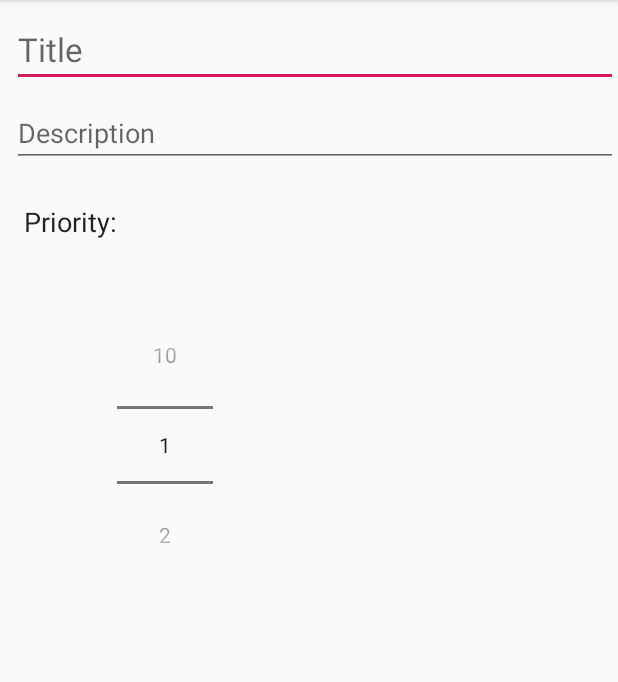
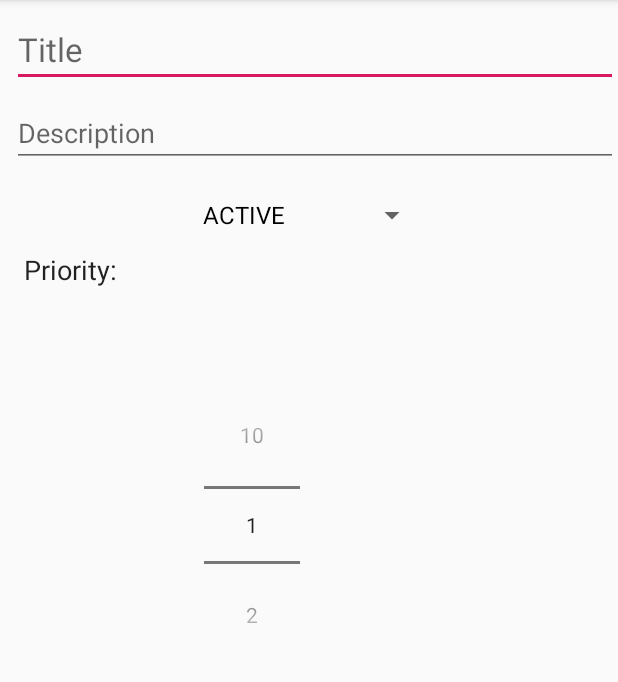
Before and after one commit to yair-go/NoteApp, an Android app: the screen it shows after launch (AddEditNoteActivity), after a tap on an icon or button, on a phone screen of 412 x 824 dp, the part 84-766 px from its top. Run offline under Robolectric (Android 15) with nearby library versions, the phone set to English and light mode, and no system bars; our stand-ins replace Firebase (no records; nobody signed in at launch, a user with empty details on screens opened directly), Room's generated code.

Commit message:
note status, how to work with enum

```diff
--- /dev/null
+++ b/app/src/main/java/com/yair/noteapp/Entity/Converters.java
@@ -0,0 +1,24 @@
+package com.yair.noteapp.Entity;
+
+import androidx.room.TypeConverter;
+
+/**
+ * Created by Yair on 01/01/2020.
+ */
+public class Converters {
+    @TypeConverter
+    public static Status getStatus(Integer numeral){
+        for(Status ds : Status.values()){
+            if(ds.ordinal() == numeral){
+                return ds;
+            }
+        }
+        return null;
+    }
+
+    @TypeConverter
+    public static int integerToStatus(Status status) {
+        return status.ordinal();
+    }
+
+}
--- a/app/src/main/java/com/yair/noteapp/Entity/Note.java
+++ b/app/src/main/java/com/yair/noteapp/Entity/Note.java
@@ -5,6 +5,7 @@ package com.yair.noteapp.Entity;
  */
 
 import androidx.room.Entity;
+import androidx.room.Ignore;
 import androidx.room.PrimaryKey;
 
 
@@ -20,14 +21,29 @@ public class Note {
 
     private int priority;
 
+    private Status status;
+
+    @Ignore
     public Note(String title, String description, int priority) {
         this.title = title;
         this.description = description;
         this.priority = priority;
+        this.status = Status.ACTIVE;
+    }
+
+    public Note(String title, String description, int priority, Status status) {
+        this.title = title;
+        this.description = description;
+        this.priority = priority;
+        this.status = status;
     }
 
     public void setId(int id) {
         this.id = id;
+    }
+
+    public void setStatus(Status status) {
+        this.status = status;
     }
 
     public int getId() {
@@ -45,4 +61,9 @@ public class Note {
     public int getPriority() {
         return priority;
     }
+
+    public Status getStatus() {
+        return status;
+    }
+
 }
--- /dev/null
+++ b/app/src/main/java/com/yair/noteapp/Entity/Status.java
@@ -0,0 +1,10 @@
+package com.yair.noteapp.Entity;
+
+/**
+ * Created by Yair on 01/01/2020.
+ */
+public enum Status {
+    ACTIVE,
+    INACTIVE,
+    COMPLETED
+}
--- a/app/src/main/java/com/yair/noteapp/Model/NoteDatabase.java
+++ b/app/src/main/java/com/yair/noteapp/Model/NoteDatabase.java
@@ -3,12 +3,14 @@ package com.yair.noteapp.Model;
 import android.content.Context;
 import android.os.AsyncTask;
 
+import com.yair.noteapp.Entity.Converters;
 import com.yair.noteapp.Entity.Note;
 
 import androidx.annotation.NonNull;
 import androidx.room.Database;
 import androidx.room.Room;
 import androidx.room.RoomDatabase;
+import androidx.room.TypeConverters;
 import androidx.sqlite.db.SupportSQLiteDatabase;
 
 /**
@@ -16,6 +18,7 @@ import androidx.sqlite.db.SupportSQLiteDatabase;
  */
 
 @Database(entities = {Note.class}, version = 1)
+@TypeConverters({Converters.class})
 public abstract class NoteDatabase extends RoomDatabase {
 
     private static NoteDatabase instance;
--- a/app/src/main/java/com/yair/noteapp/UI/AddEditNoteActivity.java
+++ b/app/src/main/java/com/yair/noteapp/UI/AddEditNoteActivity.java
@@ -5,10 +5,13 @@ import android.os.Bundle;
 import android.view.Menu;
 import android.view.MenuInflater;
 import android.view.MenuItem;
+import android.widget.ArrayAdapter;
 import android.widget.EditText;
 import android.widget.NumberPicker;
+import android.widget.Spinner;
 import android.widget.Toast;
 
+import com.yair.noteapp.Entity.Status;
 import com.yair.noteapp.R;
 
 import java.util.Objects;
@@ -25,10 +28,14 @@ public class AddEditNoteActivity extends AppCompatActivity {
             "com.yair.noteapp.EXTRA_DESCRIPTION";
     public static final String EXTRA_PRIORITY =
             "com.yair.noteapp.EXTRA_PRIORITY";
+    public static final String EXTRA_STATUS =
+            "com.yair.noteapp.EXTRA_STATUS";
 
     private EditText editTextTitle;
     private EditText editTextDescription;
     private NumberPicker numberPickerPriority;
+    private Spinner spinnerStatus;
+
     @Override
     protected void onCreate(Bundle savedInstanceState) {
         super.onCreate(savedInstanceState);
@@ -37,6 +44,8 @@ public class AddEditNoteActivity extends AppCompatActivity {
         editTextTitle = findViewById(R.id.edit_text_title);
         editTextDescription = findViewById(R.id.edit_text_description);
         numberPickerPriority = findViewById(R.id.number_picker_priority);
+        spinnerStatus = findViewById(R.id.spinner_status);
+        spinnerStatus.setAdapter(new ArrayAdapter<Status>(this, R.layout.support_simple_spinner_dropdown_item, Status.values()));
 
         numberPickerPriority.setMinValue(1);
         numberPickerPriority.setMaxValue(10);
@@ -50,6 +59,7 @@ public class AddEditNoteActivity extends AppCompatActivity {
             editTextTitle.setText(intent.getStringExtra(EXTRA_TITLE));
             editTextDescription.setText(intent.getStringExtra(EXTRA_DESCRIPTION));
             numberPickerPriority.setValue(intent.getIntExtra(EXTRA_PRIORITY, 1));
+
         } else {
             setTitle("Add Note");
         }
@@ -58,6 +68,7 @@ public class AddEditNoteActivity extends AppCompatActivity {
         String title = editTextTitle.getText().toString();
         String description = editTextDescription.getText().toString();
         int priority = numberPickerPriority.getValue();
+        Status status = Status.valueOf(spinnerStatus.getSelectedItem().toString());
 
         if (title.trim().isEmpty() || description.trim().isEmpty()) {
             Toast.makeText(this, "Please insert a title and description", Toast.LENGTH_SHORT).show();
@@ -68,6 +79,7 @@ public class AddEditNoteActivity extends AppCompatActivity {
         data.putExtra(EXTRA_TITLE, title);
         data.putExtra(EXTRA_DESCRIPTION, description);
         data.putExtra(EXTRA_PRIORITY, priority);
+        data.putExtra(EXTRA_STATUS,status);
 
         int id = getIntent().getIntExtra(EXTRA_ID, -1);
         if (id != -1) {
--- a/app/src/main/java/com/yair/noteapp/UI/NoteAdapter.java
+++ b/app/src/main/java/com/yair/noteapp/UI/NoteAdapter.java
@@ -36,6 +36,7 @@ public class NoteAdapter extends RecyclerView.Adapter<NoteAdapter.NoteHolder> {
         holder.textViewTitle.setText(currentNote.getTitle());
         holder.textViewDescription.setText(currentNote.getDescription());
         holder.textViewPriority.setText(String.valueOf(currentNote.getPriority()));
+        holder.textViewStatus.setText(currentNote.getStatus().name());
 
     }
 
@@ -57,12 +58,14 @@ public class NoteAdapter extends RecyclerView.Adapter<NoteAdapter.NoteHolder> {
         private TextView textViewTitle;
         private TextView textViewDescription;
         private TextView textViewPriority;
+        private TextView textViewStatus;
 
         public NoteHolder(View itemView) {
             super(itemView);
             textViewTitle = itemView.findViewById(R.id.text_view_title);
             textViewDescription = itemView.findViewById(R.id.text_view_description);
             textViewPriority = itemView.findViewById(R.id.text_view_priority);
+            textViewStatus = itemView.findViewById(R.id.text_view_status);
 
             itemView.setOnClickListener(new View.OnClickListener() {
                 @Override
--- a/app/src/main/res/layout/activity_add_note.xml
+++ b/app/src/main/res/layout/activity_add_note.xml
@@ -27,11 +27,10 @@
         android:layout_height="wrap_content"
         android:layout_marginStart="8dp"
         android:layout_marginTop="8dp"
-        android:layout_marginBottom="8dp"
         android:hint="Description"
         android:inputType="textMultiLine"
-        app:layout_constraintBottom_toTopOf="@+id/text_view_priority"
         app:layout_constraintEnd_toEndOf="parent"
+        app:layout_constraintHorizontal_bias="1.0"
         app:layout_constraintStart_toStartOf="parent"
         app:layout_constraintTop_toBottomOf="@id/edit_text_title" />
 
@@ -40,26 +39,39 @@
         android:layout_width="wrap_content"
         android:layout_height="wrap_content"
         android:layout_marginStart="16dp"
-        android:layout_marginTop="24dp"
         android:layout_marginEnd="350dp"
         android:text="Priority:"
         android:textAppearance="@android:style/TextAppearance.Medium"
+        app:layout_constraintBottom_toTopOf="@+id/number_picker_priority"
         app:layout_constraintEnd_toEndOf="parent"
         app:layout_constraintHorizontal_bias="0.0"
         app:layout_constraintStart_toStartOf="parent"
-        app:layout_constraintTop_toBottomOf="@id/edit_text_description" />
+        app:layout_constraintTop_toBottomOf="@+id/spinner_status"
+        app:layout_constraintVertical_bias="0.0" />
 
     <NumberPicker
         android:id="@+id/number_picker_priority"
         android:layout_width="64dp"
         android:layout_height="wrap_content"
+        android:layout_marginTop="128dp"
         android:layout_marginEnd="32dp"
+        android:layout_marginBottom="364dp"
         app:layout_constraintBottom_toBottomOf="parent"
         app:layout_constraintEnd_toEndOf="parent"
-        app:layout_constraintHorizontal_bias="0.0"
+        app:layout_constraintHorizontal_bias="0.243"
         app:layout_constraintStart_toEndOf="@+id/text_view_priority"
-        app:layout_constraintTop_toBottomOf="@+id/edit_text_description"
-        app:layout_constraintVertical_bias="0.19999999" />
+        app:layout_constraintTop_toBottomOf="@+id/spinner_status" />
+
+    <Spinner
+        android:id="@+id/spinner_status"
+        android:layout_width="wrap_content"
+        android:layout_height="wrap_content"
+        android:layout_marginStart="8dp"
+        android:layout_marginTop="8dp"
+        android:layout_marginEnd="8dp"
+        app:layout_constraintEnd_toEndOf="parent"
+        app:layout_constraintStart_toStartOf="parent"
+        app:layout_constraintTop_toBottomOf="@+id/edit_text_description" />
 
 
 </androidx.constraintlayout.widget.ConstraintLayout>
```
Also changed, not shown: app/src/main/java/com/yair/noteapp/UI/MainActivity.java (+6 -2 lines), app/src/main/res/layout/note_item.xml (+8 -0 lines).
